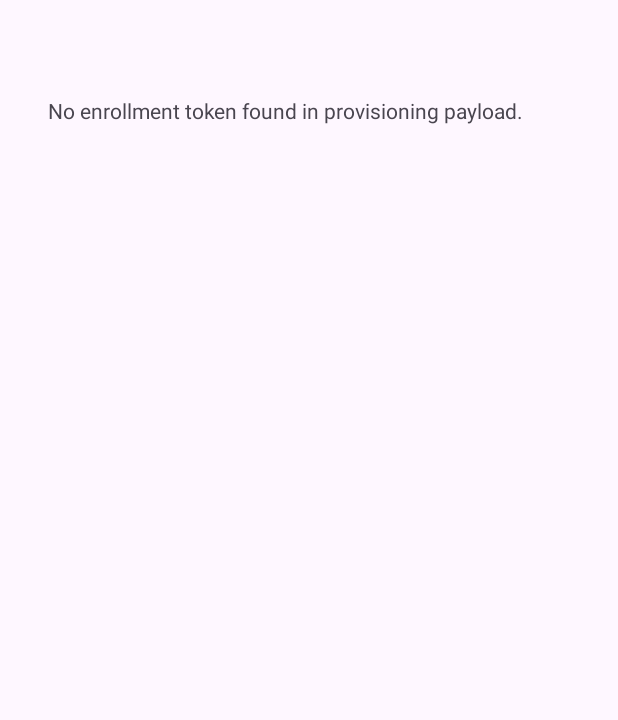
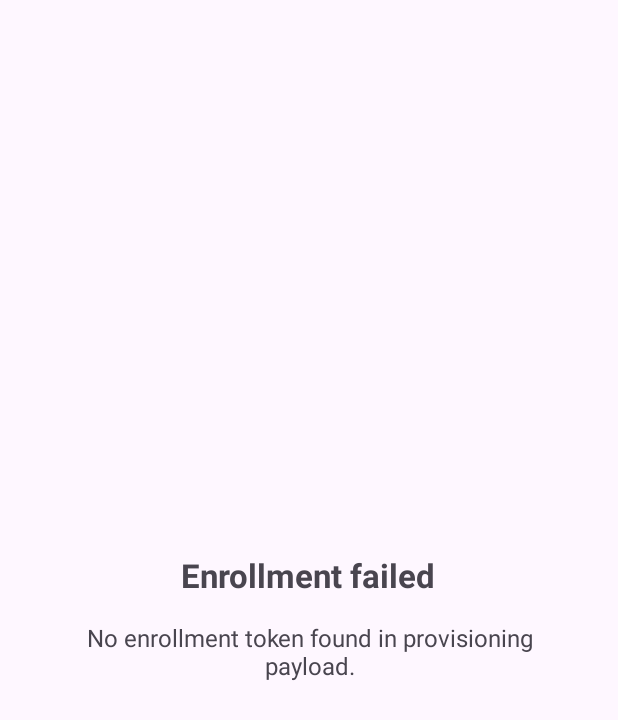
Before and after one commit to RootHex200/lock_android, an Android app: the EnrollmentActivity screen opened directly, with no data from a screen before it, on a phone screen of 412 x 824 dp. Shown: the top 720 px of the screen. Run offline under Robolectric (Android 15) with nearby library versions, the phone set to English and light mode, and no system bars.

Commit message:
feat(enrollment): Android enrollment result screen + reset guidance (U2)
- EnrollmentOutcome pure mapper (device-owner checked first): SUCCESS,
  ALREADY_ENROLLED, NOT_DEVICE_OWNER (reset & rescan), TOKEN_REJECTED,
  NETWORK_ERROR, FAILED — each with isSuccess/promptBattery flags
- EnrollmentActivity renders the mapped result via viewBinding; not-Device-Owner
  shows 'factory-reset and rescan' (reachable used-phone case, R3); success
  starts background sync + offers the battery prompt (R6/PTD5)
- BatteryOptimization helper extracted from MainActivity (shared, PTD5)
- activity_enrollment.xml + non-technical result strings
- Tests: EnrollmentOutcomeTest (6) — success/not-owner/token/network/already/failed

```diff
--- /dev/null
+++ b/app/src/main/res/layout/activity_enrollment.xml
@@ -0,0 +1,27 @@
+<?xml version="1.0" encoding="utf-8"?>
+<!-- U2: enrollment result screen. -->
+<LinearLayout xmlns:android="http://schemas.android.com/apk/res/android"
+    android:layout_width="match_parent"
+    android:layout_height="match_parent"
+    android:orientation="vertical"
+    android:gravity="center"
+    android:padding="32dp">
+
+    <TextView
+        android:id="@+id/resultTitle"
+        android:layout_width="wrap_content"
+        android:layout_height="wrap_content"
+        android:textSize="22sp"
+        android:textStyle="bold"
+        android:gravity="center"
+        android:text="@string/enroll_in_progress" />
+
+    <TextView
+        android:id="@+id/resultMessage"
+        android:layout_width="match_parent"
+        android:layout_height="wrap_content"
+        android:layout_marginTop="16dp"
+        android:textSize="16sp"
+        android:gravity="center" />
+
+</LinearLayout>
--- a/app/src/main/res/values/strings.xml
+++ b/app/src/main/res/values/strings.xml
@@ -12,6 +12,20 @@
     <string name="enroll_success">Device enrolled successfully.</string>
     <string name="enroll_failed">Enrollment failed: %1$s</string>
     <string name="enroll_missing_token">No enrollment token found in provisioning payload.</string>
+
+    <!-- U2: enrollment result copy (non-technical) -->
+    <string name="enroll_result_success_title">Device enrolled ✓</string>
+    <string name="enroll_result_success_msg">This device is managed and active. Hand it to the customer — it works as a normal phone.</string>
+    <string name="enroll_result_already_title">Already enrolled</string>
+    <string name="enroll_result_already_msg">This device is already managed and active.</string>
+    <string name="enroll_result_not_owner_title">Setup didn\'t finish</string>
+    <string name="enroll_result_not_owner_msg">This phone isn\'t fully set up as a managed device. Factory-reset it and scan the QR again — before adding any Google account.</string>
+    <string name="enroll_result_token_title">QR expired or invalid</string>
+    <string name="enroll_result_token_msg">Generate a fresh QR in the panel and scan it again.</string>
+    <string name="enroll_result_network_title">Can\'t reach the server</string>
+    <string name="enroll_result_network_msg">Check the Wi-Fi connection and try again.</string>
+    <string name="enroll_result_failed_title">Enrollment failed</string>
+    <string name="enroll_result_failed_msg">Something went wrong. Generate a new QR and try again.</string>
 
     <!-- Lock screen (U21) -->
     <string name="lock_default_message">This device has been locked. Please contact the shop to restore access.</string>
```
Also changed, not shown: app/src/main/java/com/example/lock/MainActivity.kt (+2 -24 lines), app/src/main/java/com/example/lock/dpc/BatteryOptimization.kt (added, +29 -0 lines), app/src/main/java/com/example/lock/enroll/EnrollmentActivity.kt (+39 -17 lines), app/src/main/java/com/example/lock/enroll/EnrollmentOutcome.kt (added, +36 -0 lines), 1 other file.
